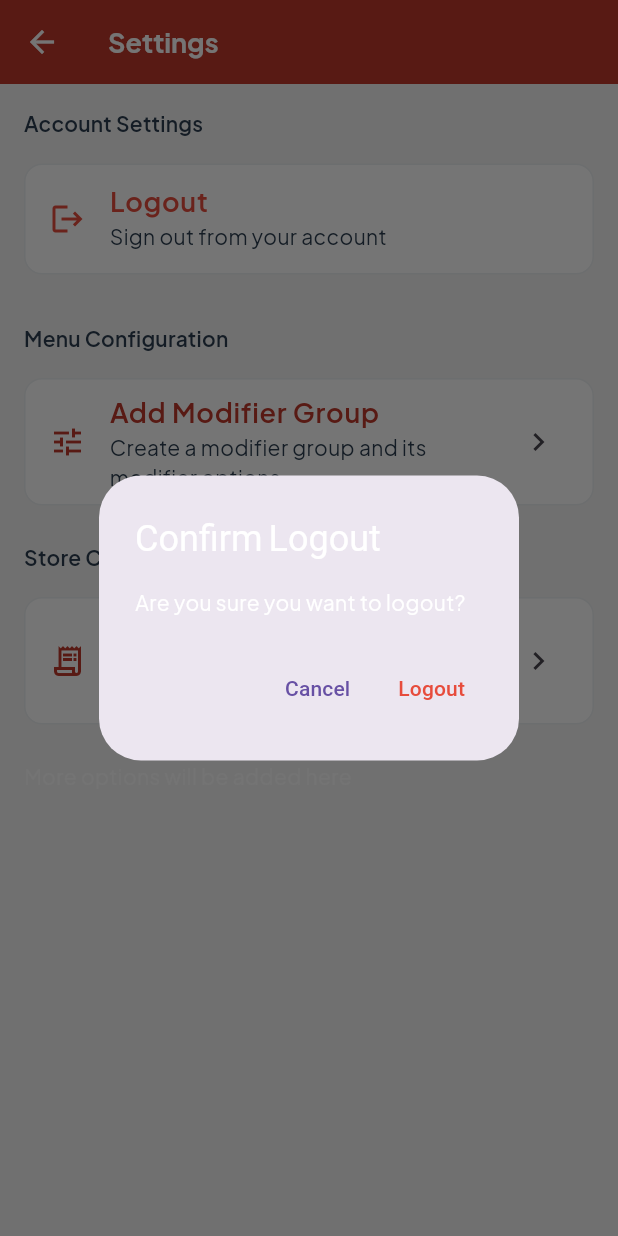
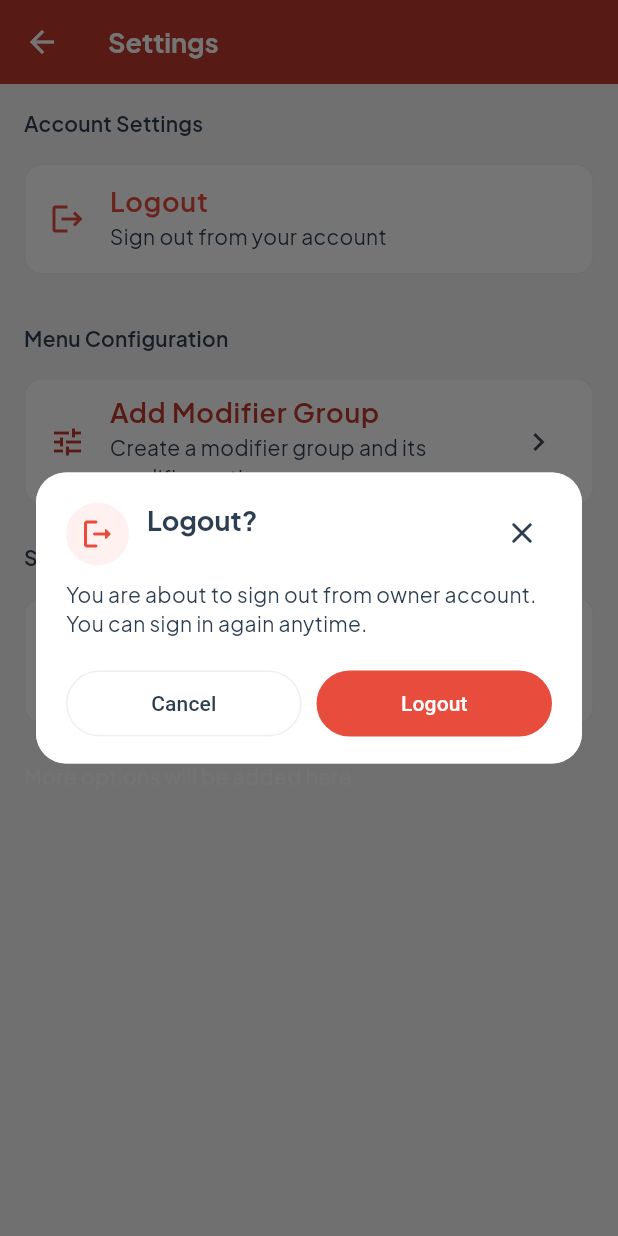
Before and after one commit to Kevinseptianss/FlowPOS, a Flutter app: the OwnerSettingsPage screen opened directly, after a tap on "Logout", on a phone screen of 412 x 824 dp. Run offline on Flutter 3.47's test engine with Material 3 defaults, Android fonts, the phone set to English and light mode, and no system bars; our stand-ins replace dotted_border, equatable, flutter_bloc, fpdart, get_it, google_fonts and 1 more; accounts and stored records are empty.

Commit message:
style: use custom dialog when confirming logout instead of using alertDialog

```diff
--- /dev/null
+++ b/lib/core/utils/show_logout_dialog.dart
@@ -0,0 +1,103 @@
+import 'package:flow_pos/core/theme/app_pallete.dart';
+import 'package:flutter/material.dart';
+
+Future<bool> showLogoutDialog(
+  BuildContext context, {
+  required String accountLabel,
+}) async {
+  final result = await showDialog<bool>(
+    context: context,
+    builder: (dialogContext) {
+      return Dialog(
+        insetPadding: const EdgeInsets.symmetric(horizontal: 24, vertical: 24),
+        shape: RoundedRectangleBorder(borderRadius: BorderRadius.circular(20)),
+        child: Container(
+          constraints: const BoxConstraints(maxWidth: 420),
+          padding: const EdgeInsets.fromLTRB(20, 20, 20, 16),
+          decoration: BoxDecoration(
+            color: AppPallete.surface,
+            borderRadius: BorderRadius.circular(20),
+          ),
+          child: Column(
+            mainAxisSize: MainAxisSize.min,
+            crossAxisAlignment: CrossAxisAlignment.start,
+            children: [
+              Row(
+                crossAxisAlignment: CrossAxisAlignment.start,
+                children: [
+                  Container(
+                    width: 42,
+                    height: 42,
+                    decoration: const BoxDecoration(
+                      color: Color(0xFFFFF1EF),
+                      shape: BoxShape.circle,
+                    ),
+                    child: const Icon(
+                      Icons.logout_rounded,
+                      color: AppPallete.error,
+                    ),
+                  ),
+                  const SizedBox(width: 12),
+                  Expanded(
+                    child: Text(
+                      'Logout?',
+                      style: Theme.of(dialogContext).textTheme.titleLarge
+                          ?.copyWith(
+                            color: AppPallete.textPrimary,
+                            fontWeight: FontWeight.w700,
+                          ),
+                    ),
+                  ),
+                  IconButton(
+                    visualDensity: VisualDensity.compact,
+                    onPressed: () => Navigator.of(dialogContext).pop(false),
+                    icon: const Icon(Icons.close_rounded),
+                    color: AppPallete.textPrimary,
+                  ),
+                ],
+              ),
+              const SizedBox(height: 10),
+              Text(
+                'You are about to sign out from $accountLabel. You can sign in again anytime.',
+                style: Theme.of(dialogContext).textTheme.bodyMedium?.copyWith(
+                  color: AppPallete.textPrimary,
+                  height: 1.35,
+                ),
+              ),
+              const SizedBox(height: 20),
+              Row(
+                children: [
+                  Expanded(
+                    child: OutlinedButton(
+                      onPressed: () => Navigator.of(dialogContext).pop(false),
+                      style: OutlinedButton.styleFrom(
+                        side: const BorderSide(color: AppPallete.divider),
+                        foregroundColor: AppPallete.textPrimary,
+                        minimumSize: const Size.fromHeight(44),
+                      ),
+                      child: const Text('Cancel'),
+                    ),
+                  ),
+                  const SizedBox(width: 10),
+                  Expanded(
+                    child: FilledButton(
+                      onPressed: () => Navigator.of(dialogContext).pop(true),
+                      style: FilledButton.styleFrom(
+                        backgroundColor: AppPallete.error,
+                        foregroundColor: AppPallete.onPrimary,
+                        minimumSize: const Size.fromHeight(44),
+                      ),
+                      child: const Text('Logout'),
+                    ),
+                  ),
+                ],
+              ),
+            ],
+          ),
+        ),
+      );
+    },
+  );
+
+  return result ?? false;
+}
--- a/lib/features/cashier_dashboard/presentation/pages/cashier_ipad_page.dart
+++ b/lib/features/cashier_dashboard/presentation/pages/cashier_ipad_page.dart
@@ -1,5 +1,6 @@
 import 'package:flow_pos/core/common/bloc/user_bloc.dart';
 import 'package:flow_pos/core/theme/app_pallete.dart';
+import 'package:flow_pos/core/utils/show_logout_dialog.dart';
 import 'package:flow_pos/core/utils/show_snackbar.dart';
 import 'package:flow_pos/features/auth/presentation/bloc/auth_bloc.dart';
 import 'package:flow_pos/features/cashier_dashboard/presentation/widgets/list_menu_section.dart';
@@ -49,7 +50,16 @@ class CashierIpadPage extends StatelessWidget {
           ),
           actions: [
             IconButton(
-              onPressed: () {
+              onPressed: () async {
+                final shouldLogout = await showLogoutDialog(
+                  context,
+                  accountLabel: 'cashier account',
+                );
+
+                if (!context.mounted || !shouldLogout) {
+                  return;
+                }
+
                 context.read<AuthBloc>().add(SignOutEvent());
               },
               icon: const Icon(Icons.logout),
--- a/lib/features/cashier_dashboard/presentation/pages/cashier_mobile_page.dart
+++ b/lib/features/cashier_dashboard/presentation/pages/cashier_mobile_page.dart
@@ -1,5 +1,6 @@
 import 'package:flow_pos/core/common/bloc/user_bloc.dart';
 import 'package:flow_pos/core/theme/app_pallete.dart';
+import 'package:flow_pos/core/utils/show_logout_dialog.dart';
 import 'package:flow_pos/core/utils/show_snackbar.dart';
 import 'package:flow_pos/features/auth/presentation/bloc/auth_bloc.dart';
 import 'package:flow_pos/features/cashier_dashboard/domain/entities/selected_modifier.dart';
@@ -121,7 +122,16 @@ class _CashierMobilePageState extends State<CashierMobilePage> {
               },
             ),
             IconButton(
-              onPressed: () {
+              onPressed: () async {
+                final shouldLogout = await showLogoutDialog(
+                  context,
+                  accountLabel: 'cashier account',
+                );
+
+                if (!context.mounted || !shouldLogout) {
+                  return;
+                }
+
                 context.read<AuthBloc>().add(SignOutEvent());
               },
               icon: const Icon(Icons.logout),
--- a/lib/features/owner_dashboard/presentation/pages/owner_settings_page.dart
+++ b/lib/features/owner_dashboard/presentation/pages/owner_settings_page.dart
@@ -1,4 +1,5 @@
 import 'package:flow_pos/core/theme/app_pallete.dart';
+import 'package:flow_pos/core/utils/show_logout_dialog.dart';
 import 'package:flow_pos/core/utils/show_snackbar.dart';
 import 'package:flow_pos/features/auth/presentation/bloc/auth_bloc.dart';
 import 'package:flow_pos/features/owner_dashboard/presentation/pages/owner_modifier_group_create_page.dart';
@@ -66,31 +67,17 @@ class OwnerSettingsPage extends StatelessWidget {
                       color: AppPallete.textPrimary,
                     ),
                   ),
-                  onTap: () {
-                    // Show confirmation dialog
-                    showDialog(
-                      context: context,
-                      builder: (context) => AlertDialog(
-                        title: const Text('Confirm Logout'),
-                        content: const Text('Are you sure you want to logout?'),
-                        actions: [
-                          TextButton(
-                            onPressed: () => Navigator.pop(context),
-                            child: const Text('Cancel'),
-                          ),
-                          TextButton(
-                            onPressed: () {
-                              Navigator.pop(context); // Close dialog
-                              context.read<AuthBloc>().add(SignOutEvent());
-                            },
-                            style: TextButton.styleFrom(
-                              foregroundColor: AppPallete.error,
-                            ),
-                            child: const Text('Logout'),
-                          ),
-                        ],
-                      ),
+                  onTap: () async {
+                    final shouldLogout = await showLogoutDialog(
+                      context,
+                      accountLabel: 'owner account',
                     );
+
+                    if (!context.mounted || !shouldLogout) {
+                      return;
+                    }
+
+                    context.read<AuthBloc>().add(SignOutEvent());
                   },
                 ),
               ),
```
